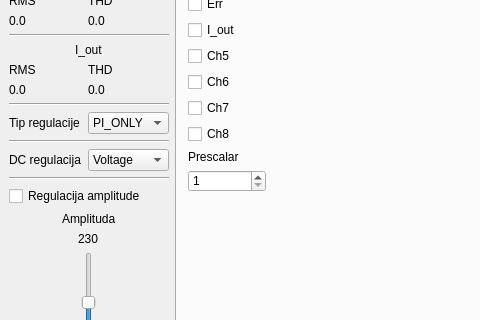
Old version of the form SAPF_DLOG/GUI_main_window.ui in the repository LRTME/-Martin_SAPF; both pictures show x 0 to 480 and y 123 to 443 of the 800 by 600 pixel window.
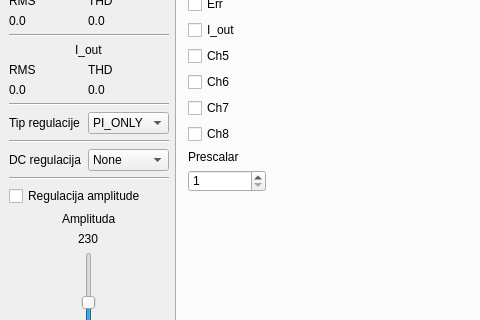
New version of the form. Custom widgets are drawn as their Qt base class.

```diff
--- a/SAPF_DLOG/GUI_main_window.ui
+++ b/SAPF_DLOG/GUI_main_window.ui
@@ -407,6 +407,11 @@
     </item>
     <item row="14" column="1">
      <widget class="QComboBox" name="ctrl_dc_mode">
+      <item>
+       <property name="text">
+        <string>None</string>
+       </property>
+      </item>
       <item>
        <property name="text">
         <string>Voltage</string>
```
